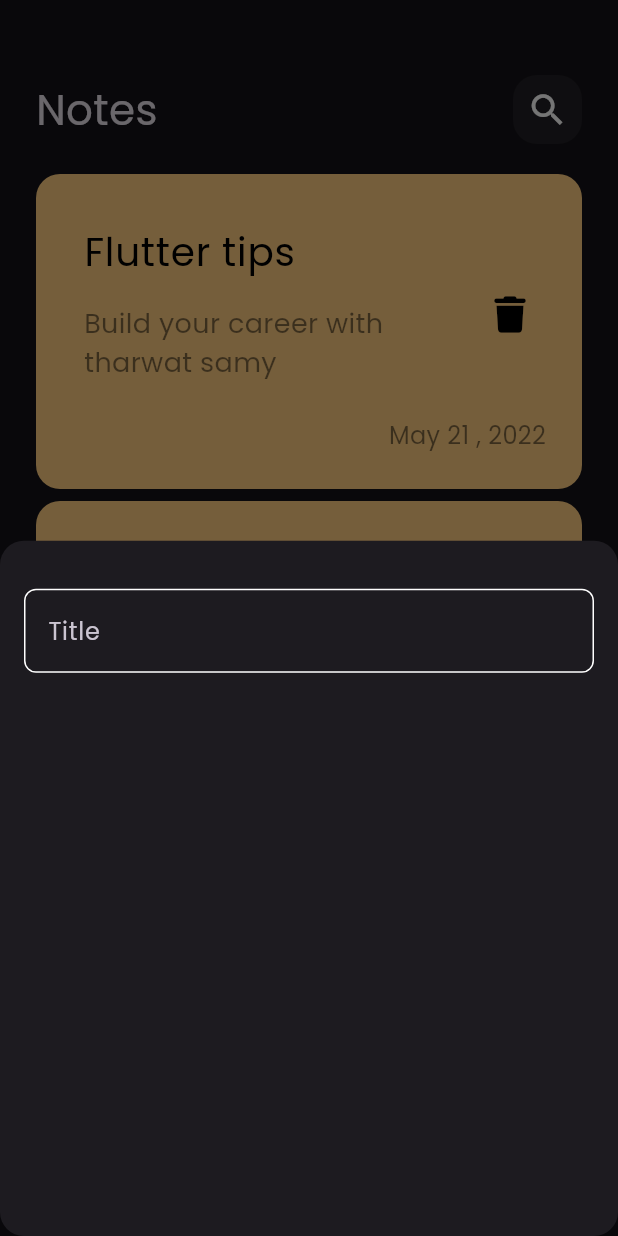
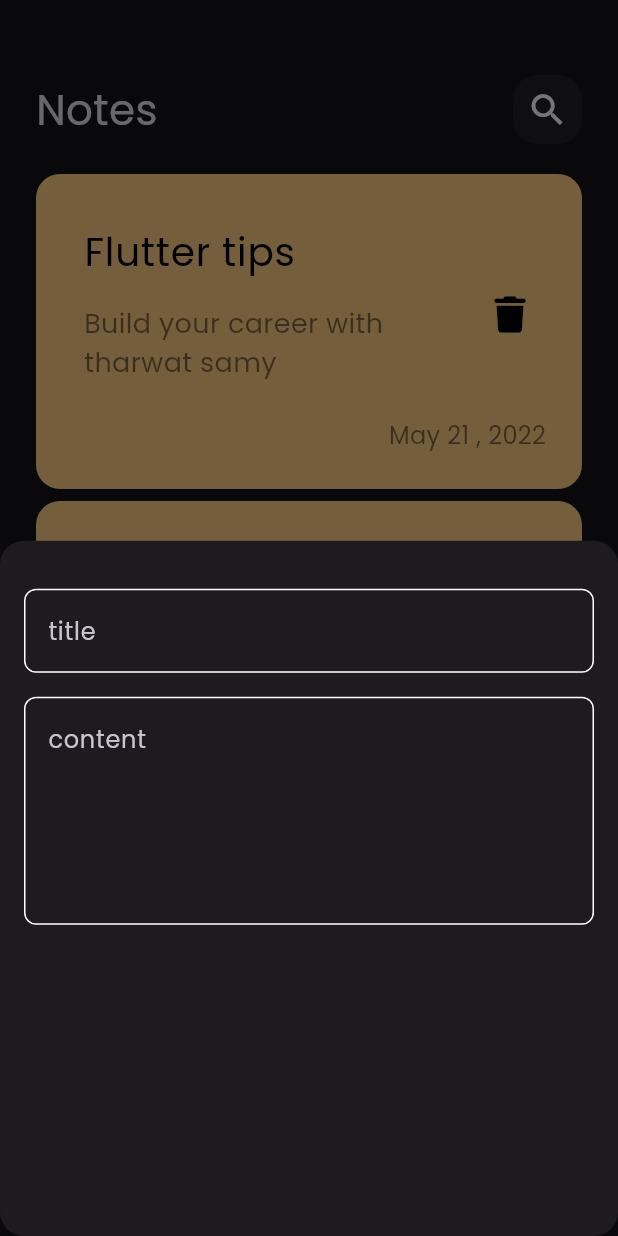
Before and after one commit to nadaElbnna2000/notes_app, a Flutter app: the screen it shows after launch, after a tap on the "add" icon, on a phone screen of 412 x 824 dp. Run offline on Flutter 3.47's test engine with Material 3 defaults, Android fonts, the phone set to English and light mode, and no system bars; our stand-ins replace font_awesome_flutter.

Commit message:
add textFields of the notesBottomSheet

```diff
--- a/lib/Views/Widgets/addNoteBottSheet.dart
+++ b/lib/Views/Widgets/addNoteBottSheet.dart
@@ -15,7 +15,19 @@ class AddNoteBottomSheet extends StatelessWidget {
           SizedBox(
             height: 32,
           ),
-          CustomTextField(),
+          CustomTextField(
+            hint: 'title',
+          ),
+
+          SizedBox(
+            height: 16,
+          ),
+          CustomTextField(
+            hint: 'content',
+            maxlines: 5,
+          ),
+
+
         ],
       ),
     );
--- a/lib/Views/Widgets/custom_textField.dart
+++ b/lib/Views/Widgets/custom_textField.dart
@@ -3,14 +3,20 @@ import 'package:flutter/material.dart';
 import 'package:untitled/constants/colors.dart';
 
 class CustomTextField extends StatelessWidget {
-  const CustomTextField({super.key});
+  const CustomTextField({super.key, required this.hint,  this.maxlines = 1});
+
+
+
+  final String hint;
+  final int maxlines;
 
   @override
   Widget build(BuildContext context) {
     return TextField(
       cursorColor: KPrimaryColor,
+      maxLines: maxlines,
       decoration: InputDecoration(
-        hintText: 'Title',
+        hintText: hint,
         // hintStyle: TextStyle(
         //   color: KPrimaryColor,
         // ),
```
